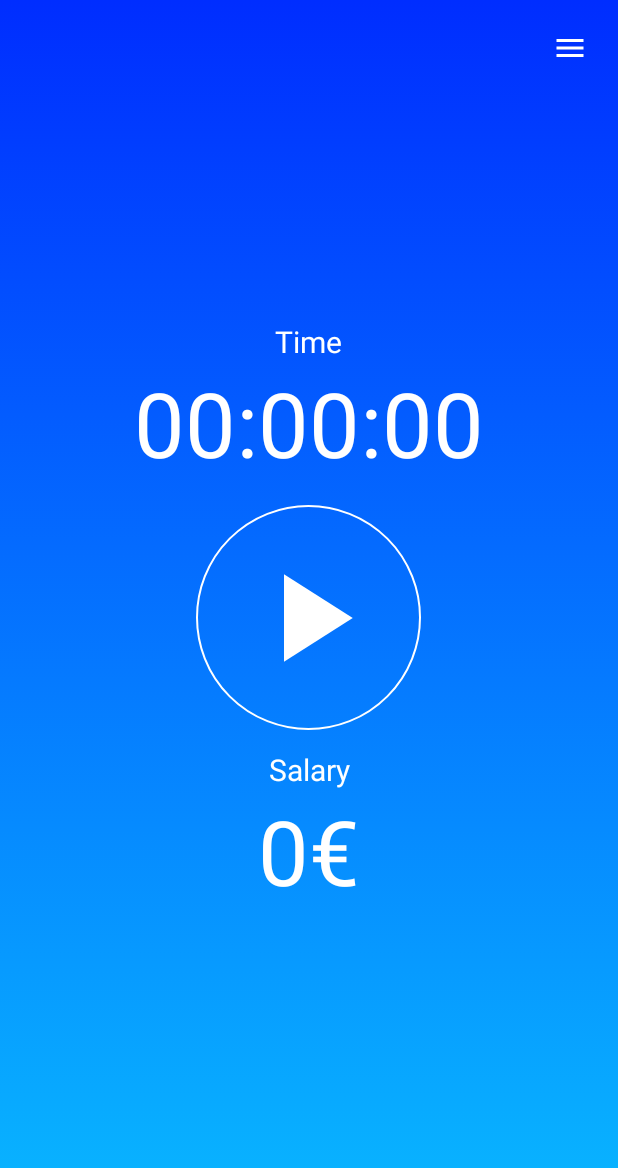
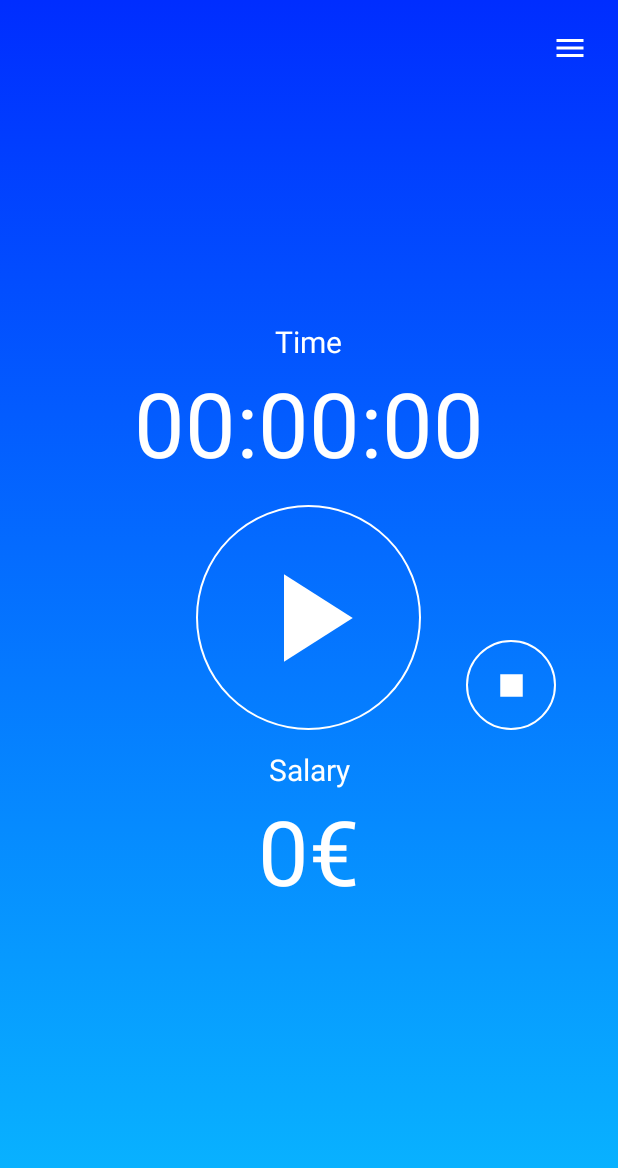
Before and after one commit to davidduda111/TimeTracking, an Android app: the screen it shows after launch once a user with an empty profile is signed in (MainActivity), on a phone screen of 412 x 824 dp. Shown: the top 1168 px of the screen. Run offline under Robolectric (Android 15) with nearby library versions, the phone set to English and light mode, and no system bars; our stand-ins replace Firebase (no records; nobody signed in at launch, a user with empty details on screens opened directly).

Commit message:
hotové všetko okrem štatistík

```diff
--- a/app/src/main/java/com/example/semestralka_vamz/LoginActivity.kt
+++ b/app/src/main/java/com/example/semestralka_vamz/LoginActivity.kt
@@ -1,3 +1,5 @@
+@file:Suppress("DEPRECATION")
+
 package com.example.semestralka_vamz
 
 import android.app.ProgressDialog
@@ -13,6 +15,7 @@ import android.widget.TextView
 import android.widget.Toast
 import com.google.firebase.auth.FirebaseAuth
 
+@Suppress("DEPRECATION")
 class LoginActivity : AppCompatActivity() {
 
     private val TAG = "LoginActivity"
--- a/app/src/main/java/com/example/semestralka_vamz/models/User.kt
+++ /dev/null
@@ -1,13 +0,0 @@
-package com.example.semestralka_vamz.models
-
-class User {
-    companion object Factory {
-        fun create(): User = User()
-    }
-    var objectId: String? = null
-    var firstName: String? = null
-    var lastName: String? = null
-    var salary: String? = null
-    var currency: String? = null
-    var time: ArrayList<Any>? = null
-}
--- /dev/null
+++ b/app/src/main/res/drawable/ic_pause_white_100dp.xml
@@ -0,0 +1,5 @@
+<vector android:height="100dp" android:tint="#FFFFFF"
+    android:viewportHeight="24.0" android:viewportWidth="24.0"
+    android:width="100dp" xmlns:android="http://schemas.android.com/apk/res/android">
+    <path android:fillColor="#FF000000" android:pathData="M6,19h4L10,5L6,5v14zM14,5v14h4L18,5h-4z"/>
+</vector>
--- /dev/null
+++ b/app/src/main/res/drawable/ic_stop_small_30dp.xml
@@ -0,0 +1,5 @@
+<vector android:height="30dp" android:tint="#FFFFFF"
+    android:viewportHeight="24.0" android:viewportWidth="24.0"
+    android:width="30dp" xmlns:android="http://schemas.android.com/apk/res/android">
+    <path android:fillColor="#FF000000" android:pathData="M6,6h12v12H6z"/>
+</vector>
--- a/app/src/main/res/layout/activity_main.xml
+++ b/app/src/main/res/layout/activity_main.xml
@@ -3,6 +3,7 @@
         xmlns:android="http://schemas.android.com/apk/res/android"
         android:layout_width="match_parent"
         android:layout_height="match_parent"
+        android:id="@+id/mainRoot"
         android:background="@drawable/main_header_selector"
 >
     <ImageButton
@@ -45,6 +46,7 @@
             android:layout_marginBottom="15dp"
             android:layout_centerHorizontal="true"
     />
+
     <ImageButton
         android:id="@+id/start_btn"
         android:layout_width="150dp"
@@ -53,6 +55,17 @@
         android:background="@drawable/play_btn"
         android:layout_centerInParent="true"
     />
+    <ImageButton
+            android:id="@+id/stop_btn"
+            android:layout_width="60dp"
+            android:layout_height="60dp"
+            android:src="@drawable/ic_stop_small_30dp"
+            android:background="@drawable/play_btn"
+            android:layout_toEndOf="@id/start_btn"
+            android:layout_alignBottom="@+id/start_btn"
+            android:layout_marginStart="30dp"
+    />
+
 
     <TextView
             android:text="@string/salaryDesc"
--- a/app/src/main/res/values/strings.xml
+++ b/app/src/main/res/values/strings.xml
@@ -21,4 +21,6 @@
     <string name="timeDesc">Time</string>
     <string name="defaultSalary">0€</string>
     <string name="salaryDesc">Salary</string>
+
+    <string name="save">Save</string>
 </resources>
```
Also changed, not shown: app/src/main/java/com/example/semestralka_vamz/MainActivity.kt (+31 -33 lines), app/src/main/java/com/example/semestralka_vamz/SettingsActivity.kt (+42 -0 lines), app/src/main/java/com/example/semestralka_vamz/models/TimeTracked.kt (added, +10 -0 lines), app/src/main/java/com/example/semestralka_vamz/tasks/TrackTime.kt (+48 -5 lines), app/src/main/res/layout/activity_settings.xml (+18 -0 lines).
